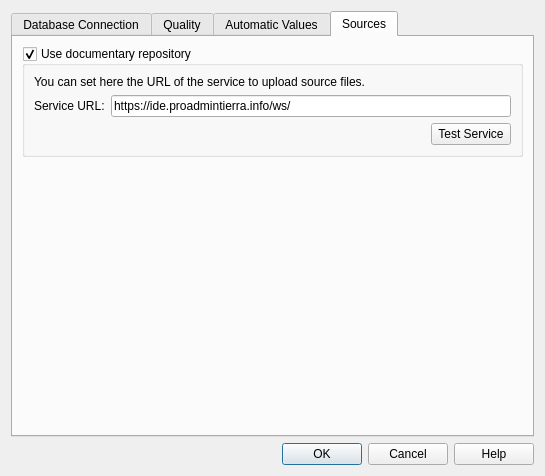
SwissTierrasColombia/Asistente-LADM-COL, file asistente_ladm_col/ui/settings_dialog.ui: the form before one commit.
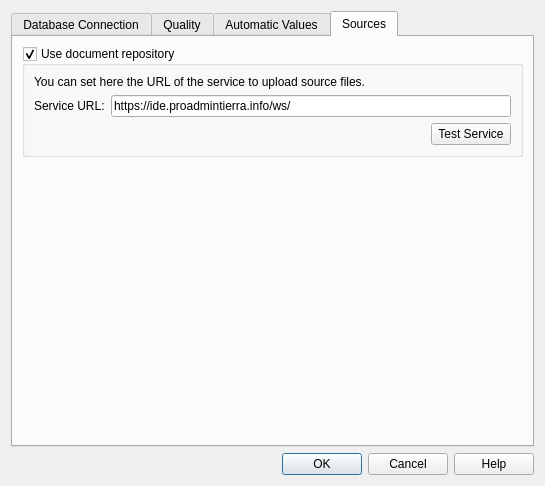
The form after the commit. The open tabs and pages were chosen to show the change. Icons and pictures are not drawn. Custom widgets are drawn as their Qt base class.

Commit message: [gui] Adjustmentes to PR #179

```diff
--- a/asistente_ladm_col/ui/settings_dialog.ui
+++ b/asistente_ladm_col/ui/settings_dialog.ui
@@ -7,7 +7,7 @@
     <x>0</x>
     <y>0</y>
     <width>545</width>
-    <height>476</height>
+    <height>486</height>
    </rect>
   </property>
   <property name="sizePolicy">
@@ -534,7 +534,7 @@
        <item row="0" column="0">
         <widget class="QgsCollapsibleGroupBox" name="connexion_box">
          <property name="title">
-          <string>Use documentary repository</string>
+          <string>Use document repository</string>
          </property>
          <property name="checkable">
           <bool>true</bool>
```
Left out of the diff: 2 changed lines with no effect on the pictures. The commit also changes 2 other files.
